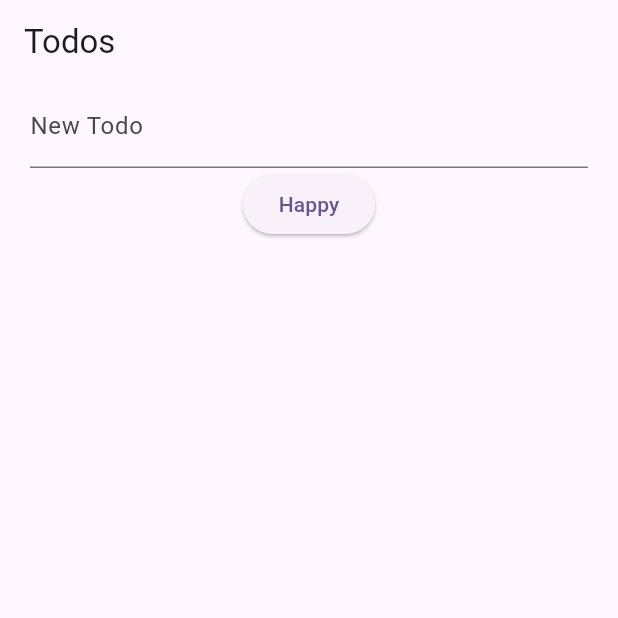
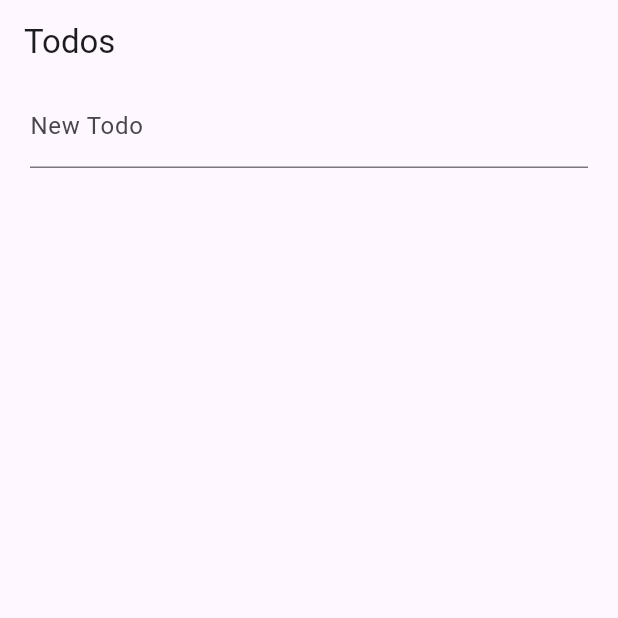
Before and after one commit to TX-Phuc-d8m7/flutter-riverpod-project, a Flutter app: the TodosPage screen opened directly, on a phone screen of 412 x 824 dp, the top half of it. Run offline on Flutter 3.47's test engine with Material 3 defaults, Android fonts, the phone set to English and light mode, and no system bars; our stand-ins replace dio, equatable, flutter_riverpod, freezed_annotation, riverpod_annotation; missing offline and left inert: bulleted_list; generated files the repository leaves out were written again.

Commit message:
Daily Commit

```diff
--- a/change_notifier_provider/lib/pages/todos_page.dart
+++ b/change_notifier_provider/lib/pages/todos_page.dart
@@ -79,7 +79,6 @@ class _AddTodoState extends ConsumerState<AddTodo> {
               }
             },
           ),
-          ElevatedButton(onPressed: () {}, child: Text("Happy"))
         ],
       ),
     );
```
